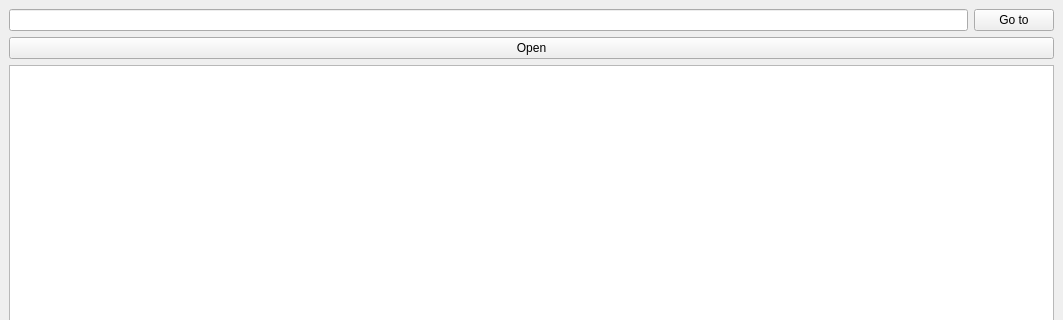
Qt form FileManagerKursach/mainwindow.ui (stroitel201/FileManagerQt) before a commit; both pictures show x 0 to 1063 and y 0 to 320 of the 1063 by 594 pixel window.
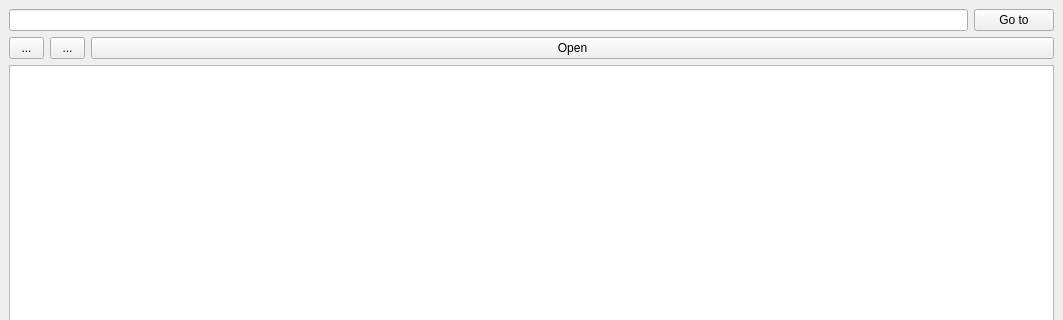
The same form after that commit.

Patch:
```diff
--- a/FileManagerKursach/mainwindow.ui
+++ b/FileManagerKursach/mainwindow.ui
@@ -14,7 +14,7 @@
    <string>MainWindow</string>
   </property>
   <widget class="QWidget" name="centralwidget">
-   <layout class="QVBoxLayout" name="verticalLayout">
+   <layout class="QVBoxLayout" name="verticalLayout_2">
     <item>
      <layout class="QHBoxLayout" name="horizontalLayout">
       <item>
@@ -30,14 +30,48 @@
      </layout>
     </item>
     <item>
+     <layout class="QVBoxLayout" name="verticalLayout">
+      <item>
+       <layout class="QHBoxLayout" name="horizontalLayout_3">
+        <item>
+         <widget class="QToolButton" name="lefttoolButton">
+          <property name="maximumSize">
+           <size>
+            <width>35</width>
+            <height>28</height>
+           </size>
+          </property>
+          <property name="text">
+           <string>...</string>
+          </property>
+         </widget>
+        </item>
+        <item>
+         <widget class="QToolButton" name="righttoolButton">
+          <property name="maximumSize">
+           <size>
+            <width>35</width>
+            <height>28</height>
+           </size>
+          </property>
+          <property name="text">
+           <string>...</string>
+          </property>
+         </widget>
+        </item>
+        <item>
      <widget class="QPushButton" name="openButton">
       <property name="text">
        <string>Open</string>
       </property>
      </widget>
     </item>
+       </layout>
+      </item>
     <item>
      <widget class="QTableWidget" name="filetableWidget"/>
+      </item>
+     </layout>
     </item>
     <item>
      <layout class="QHBoxLayout" name="horizontalLayout_2">
```
Lines whose indentation alone changed are shown as unchanged.
